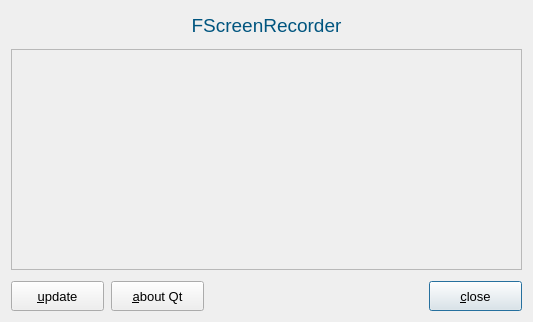
Old version of the form dialoginfo.ui in the repository fasa1964/screenrecorder.
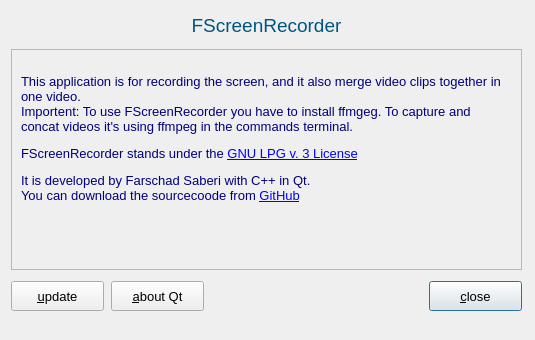
New version of the form.

Commit message: Add info text about this application.

Diff of the .ui file:
```diff
--- a/dialoginfo.ui
+++ b/dialoginfo.ui
@@ -6,14 +6,20 @@
    <rect>
     <x>0</x>
     <y>0</y>
-    <width>533</width>
-    <height>322</height>
+    <width>535</width>
+    <height>340</height>
    </rect>
   </property>
+  <property name="minimumSize">
+   <size>
+    <width>535</width>
+    <height>340</height>
+   </size>
+  </property>
   <property name="maximumSize">
    <size>
-    <width>533</width>
-    <height>322</height>
+    <width>535</width>
+    <height>340</height>
    </size>
   </property>
   <property name="font">
@@ -139,7 +145,7 @@
    <property name="maximumSize">
     <size>
      <width>16777215</width>
-     <height>400</height>
+     <height>428</height>
     </size>
    </property>
    <property name="frameShape">
@@ -148,7 +154,19 @@
    <property name="frameShadow">
     <enum>QFrame::Plain</enum>
    </property>
-   <layout class="QGridLayout" name="gridLayout"/>
+   <layout class="QGridLayout" name="gridLayout">
+    <item row="0" column="0">
+     <widget class="QLabel" name="label_2">
+      <property name="text">
+       <string>&lt;html&gt;&lt;head/&gt;&lt;body&gt;&lt;p&gt;&lt;span style=&quot; color:#00007f;&quot;&gt;This application is for recording the screen, and it also merge video clips together in one video.&lt;br/&gt;Importent: To use FScreenRecorder you have to install ffmgeg. To capture and concat videos it's using ffmpeg in the commands terminal. &lt;/span&gt;&lt;/p&gt;&lt;p&gt;&lt;span style=&quot; color:#00007f;&quot;&gt;FScreenRecorder stands under the &lt;/span&gt;&lt;a href=&quot;https://www.gnu.org/licenses/gpl-3.0.en.html&quot;&gt;&lt;span style=&quot; text-decoration: underline; color:#0000ff;&quot;&gt;GNU LPG v. 3 License&lt;/span&gt;&lt;/a&gt;&lt;/p&gt;
+&lt;p&gt;&lt;span style=&quot; color:#00007f;&quot;&gt;It is developed by Farschad Saberi with C++ in Qt.&lt;br&gt;You can download the sourcecoode from &lt;a href=&quot;https://github.com/fasa1964/screenrecorder&quot;&gt;GitHub&lt;/a&gt;&lt;/span&gt; &lt;p&gt;&lt;br/&gt;&lt;/p&gt;&lt;/body&gt;&lt;/html&gt;</string>
+      </property>
+      <property name="wordWrap">
+       <bool>true</bool>
+      </property>
+     </widget>
+    </item>
+   </layout>
   </widget>
  </widget>
  <resources/>
```
The commit also changes 1 other file.
